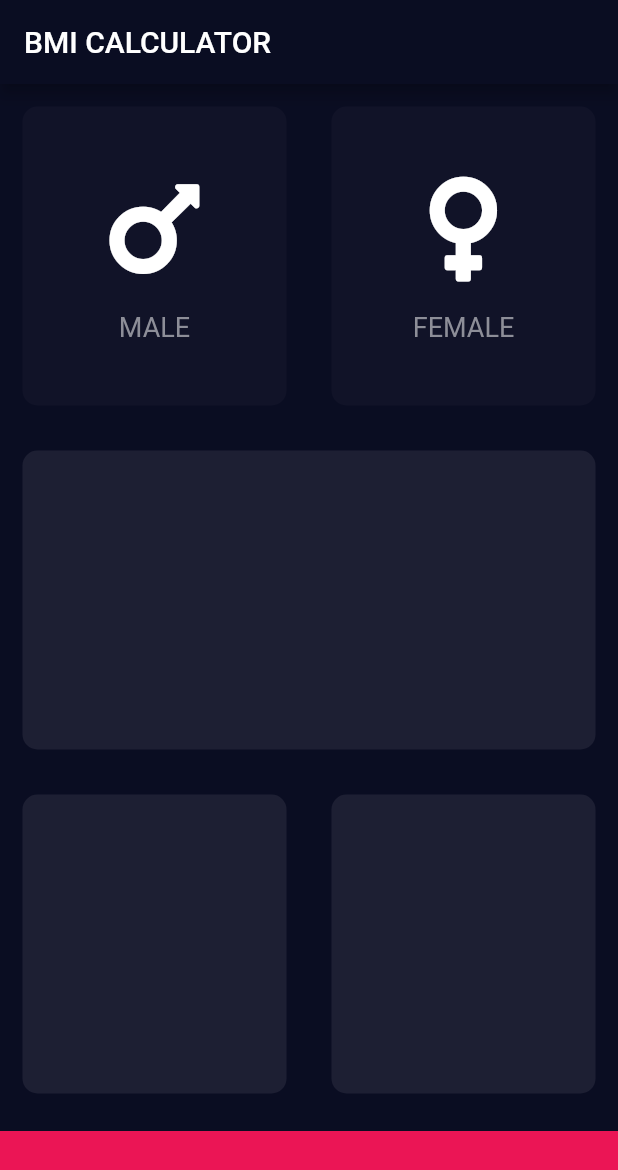
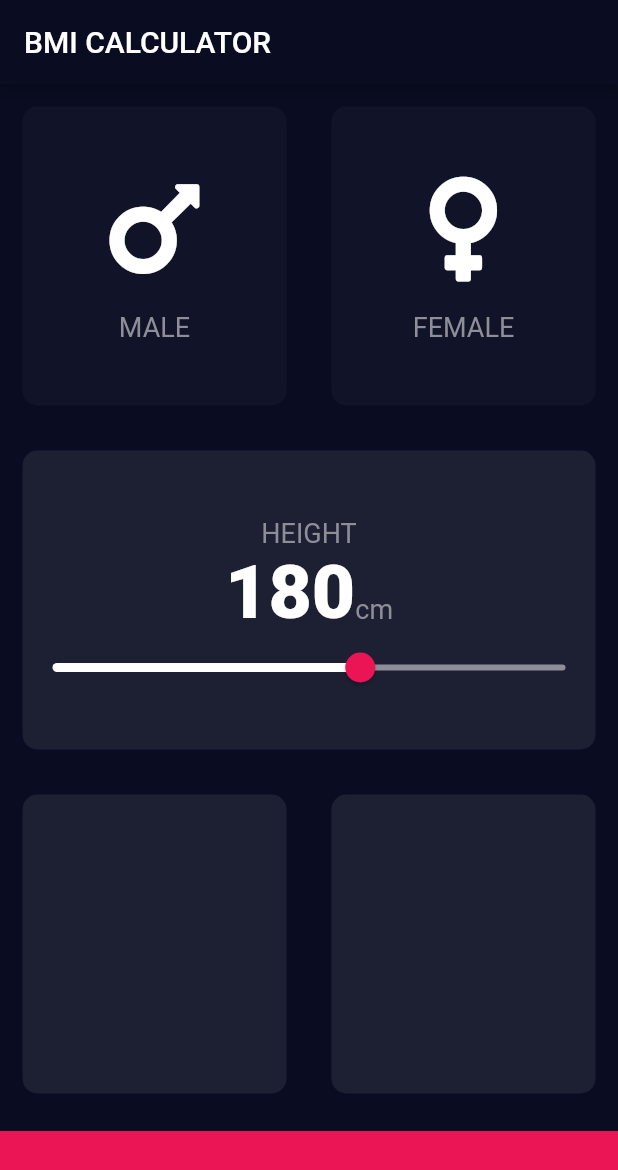
Before and after one commit to TeddyJubu/bmi-calculator-practice, a Flutter app: the screen it shows after launch, on a phone screen of 412 x 824 dp. Shown: the top 1170 px of the screen. Run offline on Flutter 3.47's test engine with Material 2 defaults, Android fonts, the phone set to English and light mode, and no system bars; our stand-ins replace font_awesome_flutter.

Commit message:
slider ready

```diff
--- a/lib/input_page.dart
+++ b/lib/input_page.dart
@@ -18,6 +18,7 @@ class InputPage extends StatefulWidget {
 
 class _InputPageState extends State<InputPage> {
   Gender selectedGender;
+  int height = 180;
 
   @override
   Widget build(BuildContext context) {
@@ -26,6 +27,7 @@ class _InputPageState extends State<InputPage> {
         title: Text('BMI CALCULATOR'),
       ),
       body: Column(
+        crossAxisAlignment: CrossAxisAlignment.stretch,
         children: <Widget>[
           Expanded(
             child: Row(
@@ -70,6 +72,55 @@ class _InputPageState extends State<InputPage> {
               children: <Widget>[
                 Expanded(
                   child: ReusableCard(
+                    cardChild: Column(
+                      mainAxisAlignment: MainAxisAlignment.center,
+                      children: <Widget>[
+                        SizedBox(
+                          height: 10.0,
+                        ),
+                        Text(
+                          "HEIGHT",
+                          style: kLabelStyle,
+                        ),
+                        Row(
+                          mainAxisAlignment: MainAxisAlignment.center,
+                          crossAxisAlignment: CrossAxisAlignment.baseline,
+                          textBaseline: TextBaseline.alphabetic,
+                          children: <Widget>[
+                            Text(
+                              height.toString(),
+                              style: kLargeNumber,
+                            ),
+                            Text(
+                              'cm',
+                              style: kLabelStyle,
+                            ),
+                          ],
+                        ),
+                        SliderTheme(
+                          data: SliderTheme.of(context).copyWith(
+                            activeTrackColor: Colors.white,
+                            inactiveTrackColor: Color(0xFF8D8E98),
+                            thumbColor: kBottomButtonColor,
+                            overlayColor: Color(0x29eb1555),
+                            thumbShape:
+                                RoundSliderThumbShape(enabledThumbRadius: 10.0),
+                            overlayShape:
+                                RoundSliderOverlayShape(overlayRadius: 20.0),
+                          ),
+                          child: Slider(
+                            value: height.toDouble(),
+                            max: 220.0,
+                            min: 120.0,
+                            onChanged: (double value) {
+                              setState(() {
+                                height = value.round();
+                              });
+                            },
+                          ),
+                        )
+                      ],
+                    ),
                     colour: kActiveCardColor,
                   ),
                 ),
```
